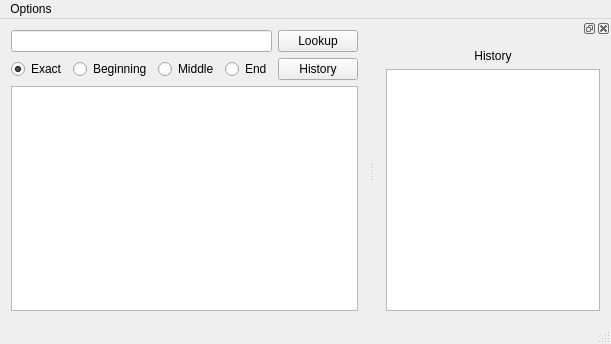
Above: mainwindow.ui from kroenecker/japanified before the change. Below: the same form after it.
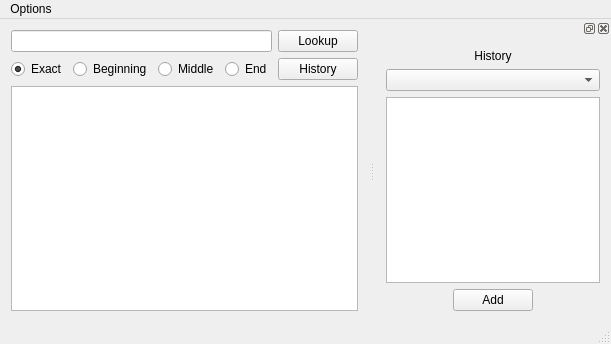
That is the form after the change.

Commit message: Added foundation for history.  Some sql still missing.

Diff of the .ui file:
```diff
--- a/mainwindow.ui
+++ b/mainwindow.ui
@@ -114,6 +114,9 @@
       </widget>
      </item>
      <item row="1" column="0">
+      <widget class="QComboBox" name="historyComboBox"/>
+     </item>
+     <item row="2" column="0">
       <widget class="QListView" name="historyListView">
        <property name="minimumSize">
         <size>
@@ -123,6 +126,43 @@
        </property>
       </widget>
      </item>
+     <item row="3" column="0">
+      <layout class="QHBoxLayout" name="horizontalLayout_2">
+       <item>
+        <spacer name="horizontalSpacer">
+         <property name="orientation">
+          <enum>Qt::Horizontal</enum>
+         </property>
+         <property name="sizeHint" stdset="0">
+          <size>
+           <width>40</width>
+           <height>20</height>
+          </size>
+         </property>
+        </spacer>
+       </item>
+       <item>
+        <widget class="QPushButton" name="addHistoryPushButton">
+         <property name="text">
+          <string>Add</string>
+         </property>
+        </widget>
+       </item>
+       <item>
+        <spacer name="horizontalSpacer_2">
+         <property name="orientation">
+          <enum>Qt::Horizontal</enum>
+         </property>
+         <property name="sizeHint" stdset="0">
+          <size>
+           <width>40</width>
+           <height>20</height>
+          </size>
+         </property>
+        </spacer>
+       </item>
+      </layout>
+     </item>
     </layout>
    </widget>
   </widget>
```
The commit also changes 12 other files.
